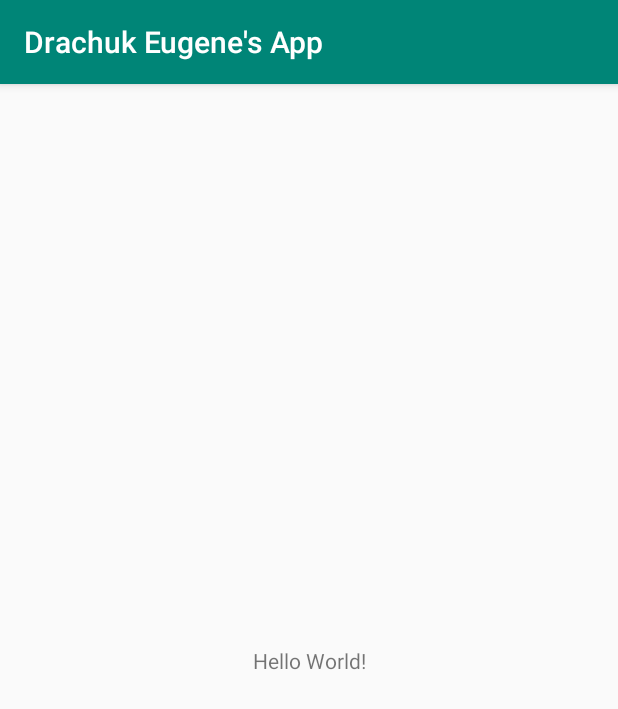
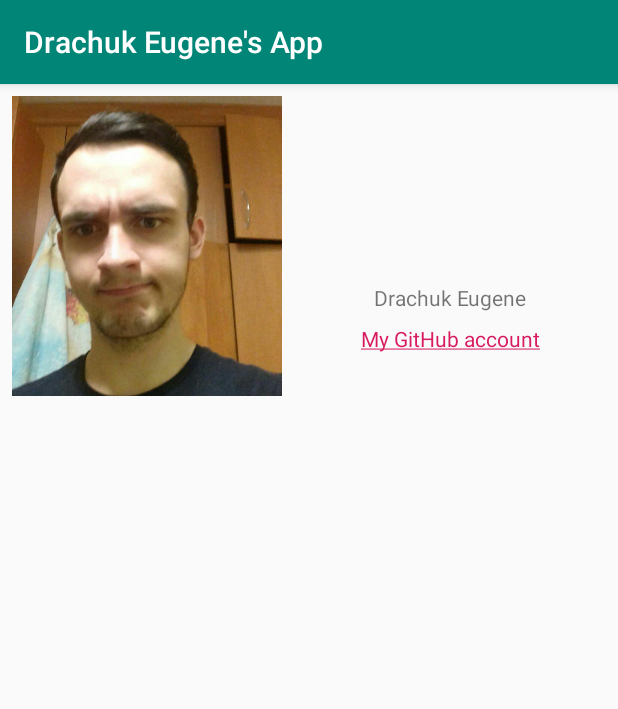
Before and after one commit to EvGem7/Yandex-HW1, an Android app: the screen it shows after launch (MainActivity), on a phone screen of 412 x 824 dp. Shown: the top 709 px of the screen. Run offline under Robolectric (Android 15) with nearby library versions, the phone set to English and light mode, and no system bars.

Commit message:
feature: add photo of my head, info about me and link to my github

```diff
--- a/app/build.gradle
+++ b/app/build.gradle
@@ -23,8 +23,8 @@ android {
 }
 
 dependencies {
-    implementation fileTree(dir: 'libs', include: ['*.jar'])
-    implementation"org.jetbrains.kotlin:kotlin-stdlib-jdk7:$kotlin_version"
+    implementation fileTree(include: ['*.jar'], dir: 'libs')
+    implementation "org.jetbrains.kotlin:kotlin-stdlib-jdk7:$kotlin_version"
     implementation 'com.android.support:appcompat-v7:28.0.0'
     implementation 'com.android.support.constraint:constraint-layout:1.1.3'
     testImplementation 'junit:junit:4.12'
--- a/app/src/main/java/org/evgem/android/drachukeugenesapp/MainActivity.kt
+++ b/app/src/main/java/org/evgem/android/drachukeugenesapp/MainActivity.kt
@@ -1,12 +1,39 @@
 package org.evgem.android.drachukeugenesapp
 
+import android.content.Intent
+import android.content.pm.PackageManager
+import android.net.Uri
+import android.os.Build
+import android.os.Bundle
 import android.support.v7.app.AppCompatActivity
-import android.os.Bundle
+import android.text.Html
+import android.widget.TextView
 
 class MainActivity : AppCompatActivity() {
 
     override fun onCreate(savedInstanceState: Bundle?) {
         super.onCreate(savedInstanceState)
         setContentView(R.layout.activity_main)
+
+        githubLinkTextView = findViewById(R.id.github_link_text_view)
+        githubLinkTextView.text = if (Build.VERSION.SDK_INT < 24) {
+            Html.fromHtml(htmlGithubLink)
+        } else {
+            Html.fromHtml(htmlGithubLink, Html.FROM_HTML_MODE_LEGACY)
+        }
+        githubLinkTextView.setOnClickListener {
+            val intent = Intent(
+                Intent.ACTION_VIEW,
+                Uri.parse(githubLink)
+            )
+            packageManager?.resolveActivity(intent, PackageManager.MATCH_DEFAULT_ONLY)?.let {
+                startActivity(intent)
+            }
+        }
     }
+
+    private val githubLink: String get() = getString(R.string.github_link)
+    private val htmlGithubLink: String get() = getString(R.string.html_github_link, githubLink)
+
+    private lateinit var githubLinkTextView: TextView
 }
--- a/app/src/main/res/layout/activity_main.xml
+++ b/app/src/main/res/layout/activity_main.xml
@@ -1,19 +1,46 @@
 <?xml version="1.0" encoding="utf-8"?>
-<android.support.constraint.ConstraintLayout
-        xmlns:android="http://schemas.android.com/apk/res/android"
+<android.support.constraint.ConstraintLayout xmlns:android="http://schemas.android.com/apk/res/android"
+    xmlns:app="http://schemas.android.com/apk/res-auto"
     xmlns:tools="http://schemas.android.com/tools"
-        xmlns:app="http://schemas.android.com/apk/res-auto"
     android:layout_width="match_parent"
     android:layout_height="match_parent"
     tools:context=".MainActivity">
 
+    <ImageView
+        android:id="@+id/my_head_image_view"
+        android:layout_width="wrap_content"
+        android:layout_height="200dp"
+        android:layout_marginStart="8dp"
+        android:layout_marginTop="8dp"
+        android:scaleType="centerCrop"
+        android:src="@drawable/my_head_photo"
+        app:layout_constraintStart_toStartOf="parent"
+        app:layout_constraintTop_toTopOf="parent" />
+
     <TextView
+        android:id="@+id/textView3"
         android:layout_width="wrap_content"
         android:layout_height="wrap_content"
-            android:text="Hello World!"
+        android:layout_marginStart="8dp"
+        android:layout_marginTop="8dp"
+        android:layout_marginEnd="8dp"
+        android:layout_marginBottom="8dp"
+        android:text="@string/info"
         app:layout_constraintBottom_toBottomOf="parent"
-            app:layout_constraintLeft_toLeftOf="parent"
-            app:layout_constraintRight_toRightOf="parent"
-            app:layout_constraintTop_toTopOf="parent"/>
+        app:layout_constraintEnd_toEndOf="parent"
+        app:layout_constraintStart_toEndOf="@+id/my_head_image_view"
+        app:layout_constraintTop_toTopOf="parent"
+        app:layout_constraintVertical_bias="0.17000002" />
 
+    <TextView
+        android:id="@+id/github_link_text_view"
+        android:layout_width="wrap_content"
+        android:layout_height="wrap_content"
+        android:layout_marginStart="8dp"
+        android:layout_marginTop="8dp"
+        android:layout_marginEnd="8dp"
+        app:layout_constraintEnd_toEndOf="parent"
+        app:layout_constraintStart_toEndOf="@+id/my_head_image_view"
+        app:layout_constraintTop_toBottomOf="@+id/textView3"
+        tools:text="@string/github_link" />
 </android.support.constraint.ConstraintLayout>
--- a/app/src/main/res/values/strings.xml
+++ b/app/src/main/res/values/strings.xml
@@ -1,3 +1,6 @@
 <resources>
     <string name="app_name">Drachuk Eugene\'s App</string>
+    <string name="info">Drachuk Eugene</string>\
+    <string name="html_github_link">&lt;a href=%s>My GitHub account&lt;/a> </string>
+    <string name="github_link">https://github.com/EvGem7</string>
 </resources>
```
Also changed, not shown: app/src/main/res/drawable-xxxhdpi/my_head_photo.png (added). Lines whose indentation alone changed are shown as unchanged.
